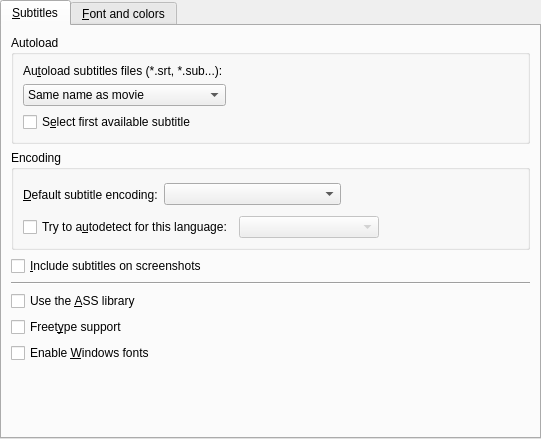
Old version of the form src/gui/pref/subtitles.ui in the repository wilbert2000/wzplayer.
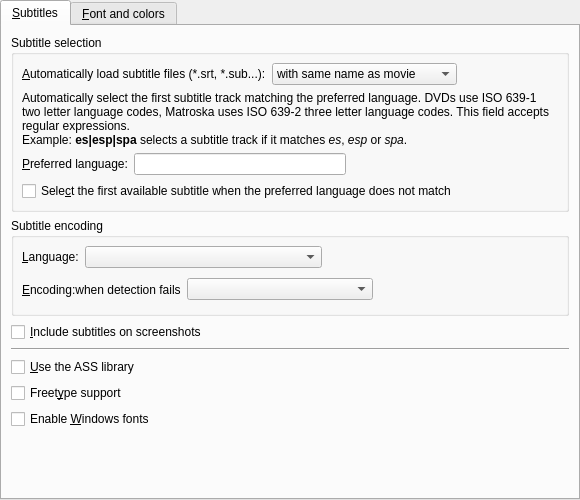
New version of the form. Custom widgets are drawn as their Qt base class.

Commit message: Moved preferred subtitle language from general to subtitle section

```diff
--- a/src/gui/pref/subtitles.ui
+++ b/src/gui/pref/subtitles.ui
@@ -6,8 +6,8 @@
    <rect>
     <x>0</x>
     <y>0</y>
-    <width>541</width>
-    <height>439</height>
+    <width>580</width>
+    <height>500</height>
    </rect>
   </property>
   <property name="windowTitle">
@@ -22,6 +22,12 @@
      <property name="enabled">
       <bool>true</bool>
      </property>
+     <property name="minimumSize">
+      <size>
+       <width>580</width>
+       <height>500</height>
+      </size>
+     </property>
      <property name="currentIndex">
       <number>0</number>
      </property>
@@ -34,57 +40,50 @@
         <number>6</number>
        </property>
        <item>
-        <widget class="QGroupBox" name="groupBox">
+        <widget class="QGroupBox" name="selection_group">
          <property name="title">
-          <string>Autoload</string>
+          <string>Subtitle selection</string>
          </property>
          <layout class="QGridLayout">
           <property name="margin">
-           <number>9</number>
+           <number>8</number>
           </property>
           <property name="spacing">
            <number>6</number>
           </property>
+          <item row="0" column="1">
+           <widget class="QComboBox" name="autoload_combo">
+            <item>
+             <property name="text">
+              <string>with same name as movie</string>
+             </property>
+            </item>
+            <item>
+             <property name="text">
+              <string>containing name of movie</string>
+             </property>
+            </item>
+            <item>
+             <property name="text">
+              <string>in same directory as movie</string>
+             </property>
+            </item>
+           </widget>
+          </item>
           <item row="0" column="0">
-           <widget class="QLabel" name="textLabel5">
+           <widget class="QLabel" name="autoload_label">
             <property name="text">
-             <string>Au&amp;toload subtitles files (*.srt, *.sub...):</string>
+             <string>&amp;Automatically load subtitle files (*.srt, *.sub...):</string>
             </property>
             <property name="wordWrap">
              <bool>false</bool>
             </property>
             <property name="buddy">
-             <cstring>font_autoload_combo</cstring>
+             <cstring>autoload_combo</cstring>
             </property>
            </widget>
           </item>
-          <item row="2" column="0" colspan="2">
-           <widget class="QCheckBox" name="select_first_sub_check">
-            <property name="text">
-             <string>S&amp;elect first available subtitle</string>
-            </property>
-           </widget>
-          </item>
-          <item row="1" column="0">
-           <widget class="QComboBox" name="font_autoload_combo">
-            <item>
-             <property name="text">
-              <string>Same name as movie</string>
-             </property>
-            </item>
-            <item>
-             <property name="text">
-              <string>All subs containing movie name</string>
-             </property>
-            </item>
-            <item>
-             <property name="text">
-              <string>All subs in directory</string>
-             </property>
-            </item>
-           </widget>
-          </item>
-          <item row="1" column="1">
+          <item row="0" column="2">
            <spacer>
             <property name="orientation">
              <enum>Qt::Horizontal</enum>
@@ -100,15 +99,127 @@
             </property>
            </spacer>
           </item>
+          <item row="3" column="0" colspan="3">
+           <layout class="QHBoxLayout" name="language_layout">
+            <property name="sizeConstraint">
+             <enum>QLayout::SetDefaultConstraint</enum>
+            </property>
+            <property name="bottomMargin">
+             <number>0</number>
+            </property>
+            <item>
+             <widget class="QLabel" name="language_label">
+              <property name="sizePolicy">
+               <sizepolicy hsizetype="Preferred" vsizetype="Preferred">
+                <horstretch>0</horstretch>
+                <verstretch>0</verstretch>
+               </sizepolicy>
+              </property>
+              <property name="text">
+               <string>&amp;Preferred language:</string>
+              </property>
+              <property name="buddy">
+               <cstring>language_edit</cstring>
+              </property>
+             </widget>
+            </item>
+            <item>
+             <widget class="QLineEdit" name="language_edit">
+              <property name="sizePolicy">
+               <sizepolicy hsizetype="Expanding" vsizetype="Fixed">
+                <horstretch>0</horstretch>
+                <verstretch>0</verstretch>
+               </sizepolicy>
+              </property>
+             </widget>
+            </item>
+            <item>
+             <spacer name="horizontalSpacer">
+              <property name="orientation">
+               <enum>Qt::Horizontal</enum>
+              </property>
+              <property name="sizeHint" stdset="0">
+               <size>
+                <width>40</width>
+                <height>20</height>
+               </size>
+              </property>
+             </spacer>
+            </item>
+           </layout>
+          </item>
+          <item row="1" column="0" colspan="3">
+           <widget class="QLabel" name="language_desc_label">
+            <property name="text">
+             <string>&lt;html&gt;&lt;head/&gt;&lt;body&gt;&lt;p&gt;Automatically select the first subtitle track matching the preferred language. DVDs use ISO 639-1 two letter language codes, Matroska uses ISO 639-2 three letter language codes. This field accepts regular expressions.&lt;br/&gt;Example: &lt;span style=&quot; font-weight:600;&quot;&gt;es|esp|spa&lt;/span&gt; selects a subtitle track if it matches &lt;span style=&quot; font-style:italic;&quot;&gt;es&lt;/span&gt;, &lt;span style=&quot; font-style:italic;&quot;&gt;esp&lt;/span&gt; or &lt;span style=&quot; font-style:italic;&quot;&gt;spa&lt;/span&gt;.&lt;/p&gt;&lt;/body&gt;&lt;/html&gt;</string>
+            </property>
+            <property name="wordWrap">
+             <bool>true</bool>
+            </property>
+           </widget>
+          </item>
+          <item row="4" column="0" colspan="2">
+           <widget class="QCheckBox" name="select_first_subtitle_check">
+            <property name="text">
+             <string>Sele&amp;ct the first available subtitle when the preferred language does not match</string>
+            </property>
+           </widget>
+          </item>
          </layout>
         </widget>
        </item>
        <item>
-        <widget class="QGroupBox" name="groupBox_3">
+        <widget class="QGroupBox" name="encoding_group">
          <property name="title">
-          <string>Encoding</string>
+          <string>Subtitle encoding</string>
          </property>
          <layout class="QVBoxLayout">
+          <property name="margin">
+           <number>8</number>
+          </property>
+          <item>
+           <layout class="QHBoxLayout">
+            <property name="bottomMargin">
+             <number>0</number>
+            </property>
+            <item>
+             <widget class="QLabel" name="enca_lang_label">
+              <property name="text">
+               <string>&amp;Language:</string>
+              </property>
+              <property name="buddy">
+               <cstring>enca_lang_combo</cstring>
+              </property>
+             </widget>
+            </item>
+            <item>
+             <widget class="QComboBox" name="enca_lang_combo">
+              <property name="enabled">
+               <bool>true</bool>
+              </property>
+              <property name="sizePolicy">
+               <sizepolicy hsizetype="Expanding" vsizetype="Fixed">
+                <horstretch>0</horstretch>
+                <verstretch>0</verstretch>
+               </sizepolicy>
+              </property>
+             </widget>
+            </item>
+            <item>
+             <spacer>
+              <property name="orientation">
+               <enum>Qt::Horizontal</enum>
+              </property>
+              <property name="sizeHint" stdset="0">
+               <size>
+                <width>40</width>
+                <height>20</height>
+               </size>
+              </property>
+             </spacer>
+            </item>
+           </layout>
+          </item>
           <item>
            <layout class="QHBoxLayout">
             <property name="spacing">
@@ -118,20 +229,20 @@
              <number>0</number>
             </property>
             <item>
-             <widget class="QLabel" name="textLabel4">
+             <widget class="QLabel" name="encoding_fallback_label">
               <property name="text">
-               <string>&amp;Default subtitle encoding:</string>
+               <string>&amp;Encoding:when detection fails</string>
               </property>
               <property name="wordWrap">
                <bool>false</bool>
               </property>
               <property name="buddy">
-               <cstring>font_encoding_combo</cstring>
+               <cstring>encoding_fallback_combo</cstring>
               </property>
              </widget>
             </item>
             <item>
-             <widget class="QComboBox" name="font_encoding_combo">
+             <widget class="QComboBox" name="encoding_fallback_combo">
               <property name="sizePolicy">
                <sizepolicy hsizetype="Expanding" vsizetype="Fixed">
                 <horstretch>0</horstretch>
@@ -161,46 +272,6 @@
             </item>
            </layout>
           </item>
-          <item>
-           <layout class="QHBoxLayout">
-            <property name="bottomMargin">
-             <number>0</number>
-            </property>
-            <item>
-             <widget class="QCheckBox" name="use_enca_check">
-              <property name="text">
-               <string>Try to a&amp;utodetect for this language:</string>
-              </property>
-             </widget>
-            </item>
-            <item>
-             <widget class="QComboBox" name="enca_lang_combo">
-              <property name="enabled">
-               <bool>false</bool>
-              </property>
-              <property name="sizePolicy">
-               <sizepolicy hsizetype="Expanding" vsizetype="Fixed">
-                <horstretch>0</horstretch>
-                <verstretch>0</verstretch>
-               </sizepolicy>
-              </property>
-             </widget>
-            </item>
-            <item>
-             <spacer>
-              <property name="orientation">
-               <enum>Qt::Horizontal</enum>
-              </property>
-              <property name="sizeHint" stdset="0">
-               <size>
-                <width>40</width>
-                <height>20</height>
-               </size>
-              </property>
-             </spacer>
-            </item>
-           </layout>
-          </item>
          </layout>
         </widget>
        </item>
@@ -227,7 +298,7 @@
        <item>
         <widget class="QCheckBox" name="use_ass_check">
          <property name="text">
-          <string>Use the &amp;ASS library</string>
+          <string>&amp;Use the ASS library</string>
          </property>
         </widget>
        </item>
```
Left out of the diff: 24 changed lines with no effect on the pictures. The commit also changes 12 other files.
